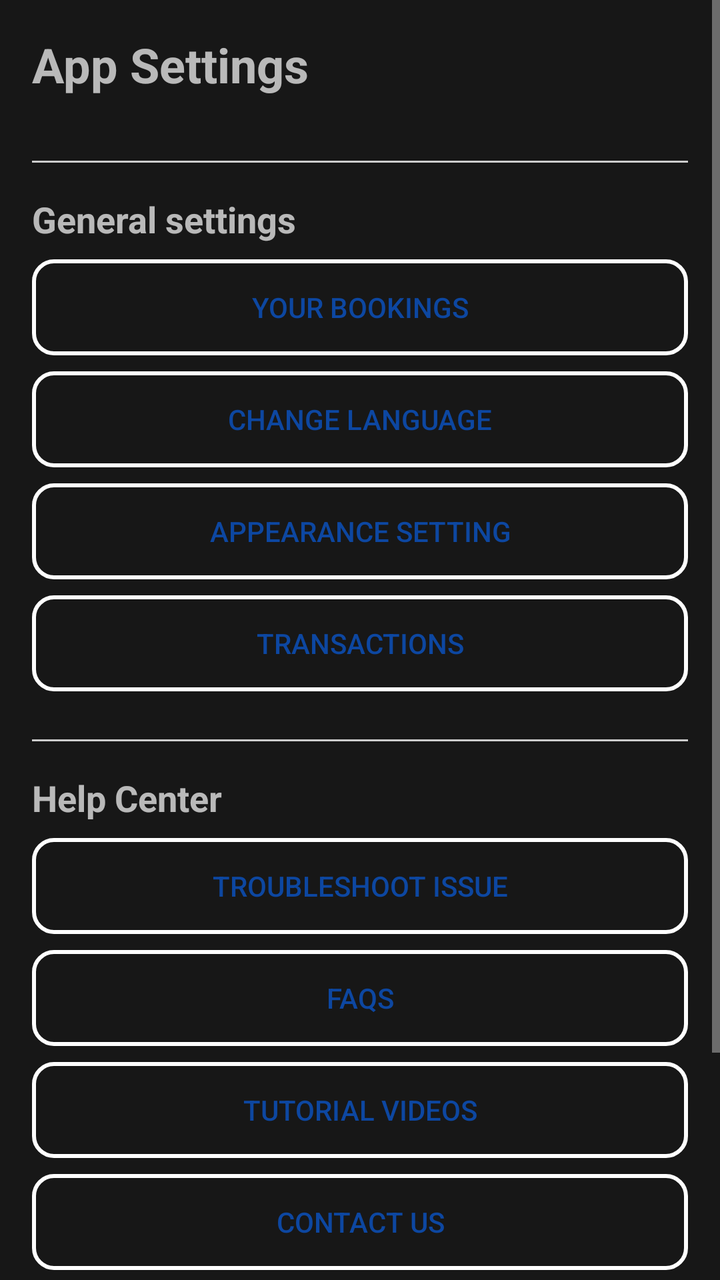
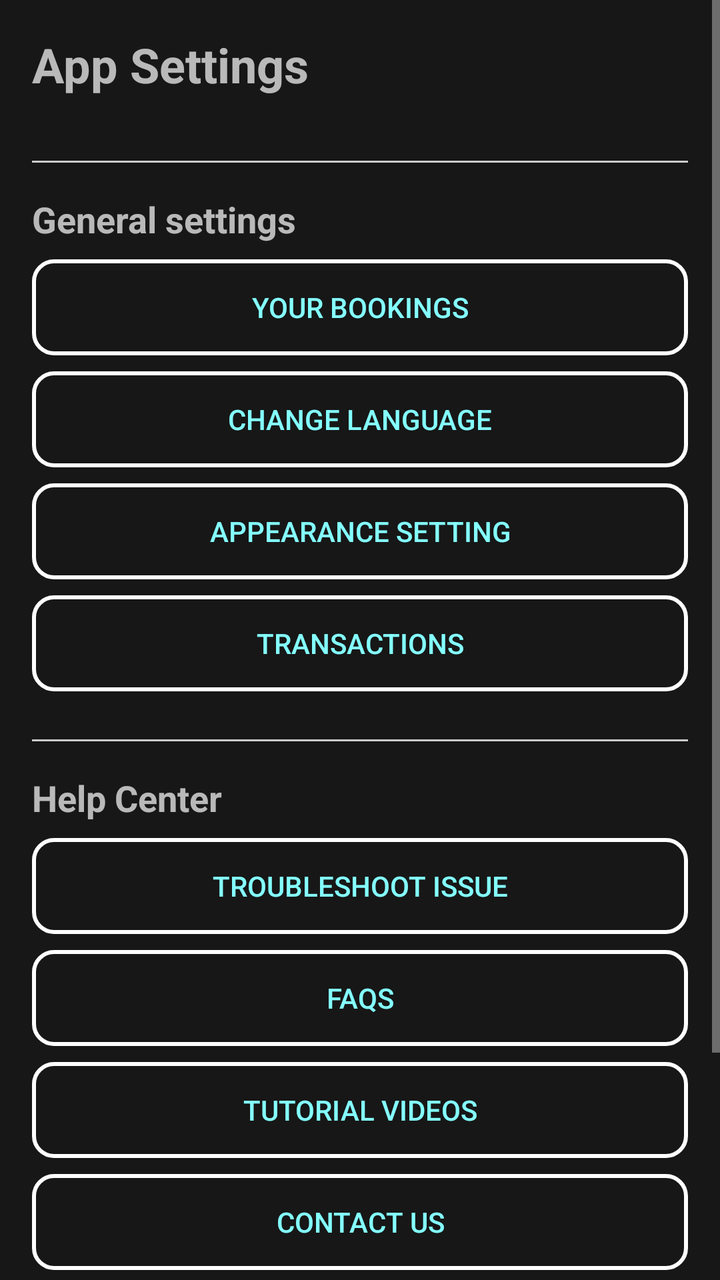

An Android layout rendered at two revisions. The XML below is the earlier revision; the diff shows what the commit changed to produce the second picture.
<!-- AndroidManifest.xml: application theme Theme.AppCompat -->
<!-- res/layout/fragment_tab3.xml -->
<?xml version="1.0" encoding="utf-8"?>
<ScrollView xmlns:android="http://schemas.android.com/apk/res/android"
    android:layout_width="match_parent"
    android:layout_height="match_parent"
    android:background="#85000000">

    <LinearLayout
        android:layout_width="match_parent"
        android:layout_height="wrap_content"
        android:orientation="vertical"
        android:padding="16dp">

        
        <TextView
            android:layout_width="wrap_content"
            android:layout_height="wrap_content"
            android:layout_marginBottom="16dp"
            android:text="App Settings"
            android:textSize="24sp"
            android:textStyle="bold" />

        <View
            android:layout_width="match_parent"
            android:layout_height="1dp"
            android:layout_marginTop="16dp"
            android:layout_marginBottom="16dp"
            android:background="#cccccc" />

        <TextView
            android:layout_width="wrap_content"
            android:layout_height="wrap_content"
            android:layout_marginBottom="8dp"
            android:text="General settings"
            android:textSize="18sp"
            android:textStyle="bold" />

        <Button
            android:id="@+id/btnbookings"
            android:layout_width="match_parent"
            android:layout_height="wrap_content"
            android:layout_marginBottom="8dp"
            android:backgroundTint="#ffffff"
            android:textColor="#0D47A1"
            android:background="@drawable/rounded_button_setting"
            android:text="Your bookings" />

        <Button
            android:layout_width="match_parent"
            android:layout_height="wrap_content"
            android:layout_marginBottom="8dp"
            android:id="@+id/btnchangelang"
            android:textColor="#0D47A1"
            android:backgroundTint="#ffffff"
            android:background="@drawable/rounded_button_setting"
            android:text="Change language" />

        <Button
            android:layout_width="match_parent"
            android:layout_height="wrap_content"
            android:layout_marginBottom="8dp"
            android:backgroundTint="#ffffff"
            android:id="@+id/btnApperance"
            android:textColor="#0D47A1"
            android:background="@drawable/rounded_button_setting"
            android:text="Appearance setting" />

        <Button
            android:layout_width="match_parent"
            android:layout_height="wrap_content"
            android:backgroundTint="#ffffff"
            android:layout_marginBottom="8dp"
            android:textColor="#0D47A1"
            android:background="@drawable/rounded_button_setting"
            android:text="transactions" />
        
        <View
            android:layout_width="match_parent"
            android:layout_height="1dp"
            android:layout_marginTop="16dp"
            android:layout_marginBottom="16dp"
            android:background="#cccccc" />

        
        <TextView
            android:layout_width="wrap_content"
            android:layout_height="wrap_content"
            android:layout_marginBottom="8dp"
            android:text="Help Center"
            android:textSize="18sp"
            android:textStyle="bold" />

        
        <Button
            android:layout_width="match_parent"
            android:layout_height="wrap_content"
            android:layout_marginBottom="8dp"
            android:textColor="#0D47A1"
            android:backgroundTint="#ffffff"
            android:background="@drawable/rounded_button_setting"
            android:text="Troubleshoot Issue" />

        <Button
            android:id="@+id/faqbtn"
            android:layout_width="match_parent"
            android:backgroundTint="#ffffff"
            android:textColor="#0D47A1"
            android:layout_height="wrap_content"
            android:layout_marginBottom="8dp"
            android:background="@drawable/rounded_button_setting"
            android:text="FAQs" />

        <Button
            android:id="@+id/tubutton"
            android:layout_width="match_parent"
            android:backgroundTint="#ffffff"
            android:layout_height="wrap_content"
            android:layout_marginBottom="8dp"
            android:textColor="#0D47A1"
            android:background="@drawable/rounded_button_setting"
            android:text="Tutorial Videos" />

        <Button
            android:id="@+id/contactbtn"
            android:layout_width="match_parent"
            android:layout_height="wrap_content"
            android:backgroundTint="#ffffff"
            android:textColor="#0D47A1"
            android:background="@drawable/rounded_button_setting"
            android:text="Contact Us" />

        <View
            android:layout_width="match_parent"
            android:layout_height="1dp"
            android:layout_marginTop="16dp"
            android:layout_marginBottom="16dp"
            android:background="#cccccc" />

        

        
        <LinearLayout
            android:layout_width="match_parent"
            android:layout_height="wrap_content"
            android:orientation="horizontal">

            <TextView
                android:id="@+id/privacytv"
                android:layout_width="0dp"
                android:layout_height="wrap_content"
                android:layout_weight="1"
                android:text="Privacy &amp; Policy"
                android:textColor="#FFFFFF" />

            <TextView
                android:id="@+id/termstv"
                android:layout_width="0dp"
                android:layout_height="wrap_content"
                android:layout_weight="1"
                android:gravity="right"
                android:text="Terms &amp; conditions"
                android:textColor="#FFFFFF" />
        </LinearLayout>

        <LinearLayout
            android:layout_width="match_parent"
            android:layout_height="wrap_content"
            android:orientation="horizontal">

            <TextView
                android:layout_width="0dp"
                android:layout_height="wrap_content"
                android:layout_gravity="right"
                android:layout_weight="1"
                android:text=""
                android:textColor="#0000FF" />

            <ImageView
                android:layout_width="wrap_content"
                android:layout_height="wrap_content"
                android:layout_gravity="center"
                android:contentDescription="Copyright Icon"
                android:src="@drawable/cr" />

            <TextView
                android:layout_width="wrap_content"
                android:layout_height="wrap_content"
                android:layout_gravity="left"
                android:layout_weight="1"
                android:padding="20dp"
                android:text="Developed by Nakul Dhande \nPowered by Tanisha Choudhari" />
        </LinearLayout>
    </LinearLayout>
</ScrollView>
<!-- resources referenced by this layout -->
<resources>
  <!-- drawable cr: png bitmap (drawable, 1707 bytes) -->
  <!-- drawable rounded_button_setting (drawable) -->
  <selector xmlns:android="http://schemas.android.com/apk/res/android">
      
      <item android:state_pressed="true">
          <shape android:shape="rectangle">
              <corners android:radius="10dp" />
              <solid android:color="@android:color/white" /> 
              <stroke
                  android:width="2dp"
                  android:color="@android:color/black" /> 
          </shape>
      </item>
      
      <item android:state_focused="true">
          <shape android:shape="rectangle">
              <corners android:radius="10dp" />
              <solid android:color="@android:color/white" /> 
              <stroke
                  android:width="2dp"
                  android:color="@android:color/black" /> 
          </shape>
      </item>
      
      <item>
          <shape android:shape="rectangle">
              <corners android:radius="10dp" />
              <solid android:color="@android:color/transparent" /> 
              <stroke
                  android:width="2dp"
                  android:color="?attr/colorAccent" /> 
          </shape>
      </item>
  </selector>
</resources>

<!-- the commit's change to res/layout/fragment_tab3.xml (unified diff, before → after) -->
@@ -10,7 +10,6 @@
         android:orientation="vertical"
         android:padding="16dp">
 
-        
         <TextView
             android:layout_width="wrap_content"
             android:layout_height="wrap_content"
@@ -40,7 +39,7 @@
             android:layout_height="wrap_content"
             android:layout_marginBottom="8dp"
             android:backgroundTint="#ffffff"
-            android:textColor="#0D47A1"
+            android:textColor="#84FFFF"
             android:background="@drawable/rounded_button_setting"
             android:text="Your bookings" />
 
@@ -49,7 +48,7 @@
             android:layout_height="wrap_content"
             android:layout_marginBottom="8dp"
             android:id="@+id/btnchangelang"
-            android:textColor="#0D47A1"
+            android:textColor="#84FFFF"
             android:backgroundTint="#ffffff"
             android:background="@drawable/rounded_button_setting"
             android:text="Change language" />
@@ -60,7 +59,7 @@
             android:layout_marginBottom="8dp"
             android:backgroundTint="#ffffff"
             android:id="@+id/btnApperance"
-            android:textColor="#0D47A1"
+            android:textColor="#84FFFF"
             android:background="@drawable/rounded_button_setting"
             android:text="Appearance setting" />
 
@@ -69,7 +68,7 @@
             android:layout_height="wrap_content"
             android:backgroundTint="#ffffff"
             android:layout_marginBottom="8dp"
-            android:textColor="#0D47A1"
+            android:textColor="#84FFFF"
             android:background="@drawable/rounded_button_setting"
             android:text="transactions" />
         
@@ -94,7 +93,7 @@
             android:layout_width="match_parent"
             android:layout_height="wrap_content"
             android:layout_marginBottom="8dp"
-            android:textColor="#0D47A1"
+            android:textColor="#84FFFF"
             android:backgroundTint="#ffffff"
             android:background="@drawable/rounded_button_setting"
             android:text="Troubleshoot Issue" />
@@ -103,7 +102,7 @@
             android:id="@+id/faqbtn"
             android:layout_width="match_parent"
             android:backgroundTint="#ffffff"
-            android:textColor="#0D47A1"
+            android:textColor="#84FFFF"
             android:layout_height="wrap_content"
             android:layout_marginBottom="8dp"
             android:background="@drawable/rounded_button_setting"
@@ -115,7 +114,7 @@
             android:backgroundTint="#ffffff"
             android:layout_height="wrap_content"
             android:layout_marginBottom="8dp"
-            android:textColor="#0D47A1"
+            android:textColor="#84FFFF"
             android:background="@drawable/rounded_button_setting"
             android:text="Tutorial Videos" />
 
@@ -124,7 +123,7 @@
             android:layout_width="match_parent"
             android:layout_height="wrap_content"
             android:backgroundTint="#ffffff"
-            android:textColor="#0D47A1"
+            android:textColor="#84FFFF"
             android:background="@drawable/rounded_button_setting"
             android:text="Contact Us" />
 
